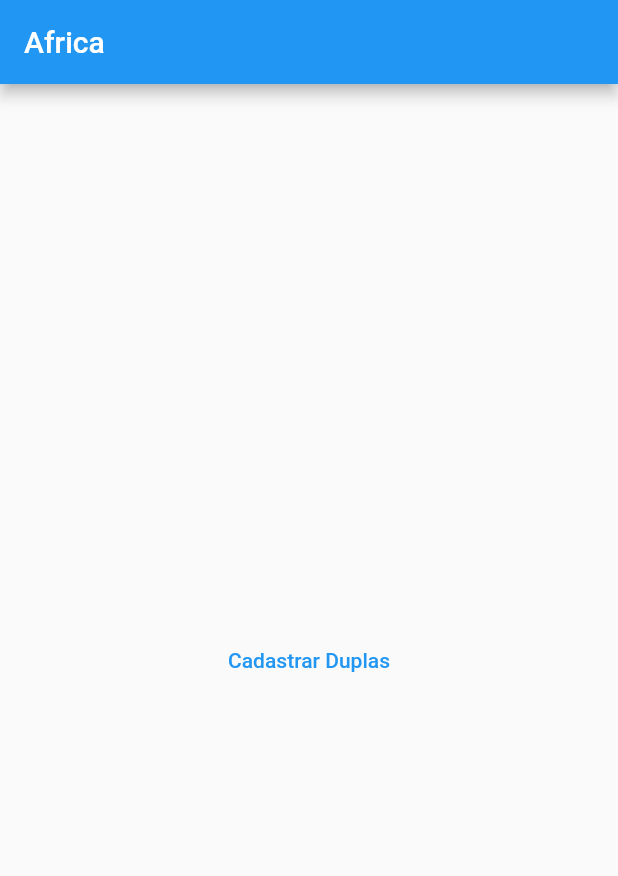
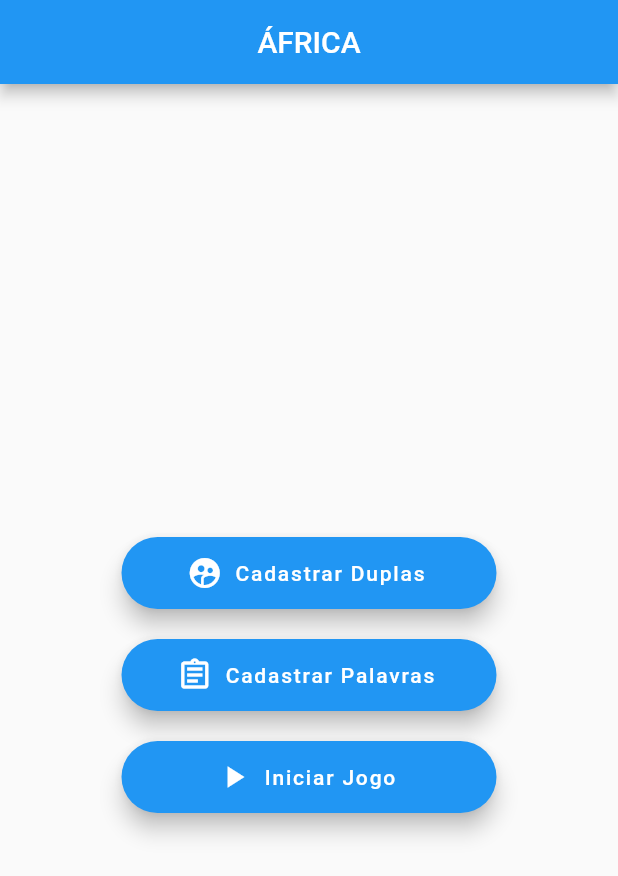
Before and after one commit to joaotorquato/africa-game, a Flutter app: the screen it shows after launch, on a phone screen of 412 x 824 dp. Shown: the top 876 px of the screen. Run offline on Flutter 3.47's test engine with Material 2 defaults, Android fonts, the phone set to English and light mode, and no system bars; our stand-ins replace dio, equatable, flutter_bloc, flutter_secure_storage, fluttertoast, hive and 1 more; accounts and stored records are empty.

Commit message:
Style the home page

```diff
--- a/lib/home/home_page.dart
+++ b/lib/home/home_page.dart
@@ -15,14 +15,39 @@ class _HomePageState extends State<HomePage> {
   Widget build(BuildContext context) {
     return Scaffold(
       appBar: AppBar(
-        title: const Text('Africa'),
+        title: const Center(child: Text('ÁFRICA')),
       ),
       body: Center(
         child: Column(
           mainAxisAlignment: MainAxisAlignment.center,
           children: <Widget>[
-            TextButton(
-                onPressed: _registerTeam, child: const Text('Cadastrar Duplas'))
+            Container(
+              margin: const EdgeInsets.only(top: 20.0),
+              width: 250.0,
+              child: FloatingActionButton.extended(
+                onPressed: _registerTeam,
+                label: const Text('Cadastrar Duplas'),
+                icon: const Icon(Icons.supervised_user_circle_rounded),
+              ),
+            ),
+            Container(
+              margin: const EdgeInsets.only(top: 20.0),
+              width: 250.0,
+              child: FloatingActionButton.extended(
+                onPressed: _registerWords,
+                label: const Text('Cadastrar Palavras'),
+                icon: const Icon(Icons.assignment_outlined),
+              ),
+            ),
+            Container(
+              margin: const EdgeInsets.only(top: 20.0),
+              width: 250.0,
+              child: FloatingActionButton.extended(
+                onPressed: _startGame,
+                label: const Text('Iniciar Jogo'),
+                icon: const Icon(Icons.play_arrow),
+              ),
+            ),
           ],
         ),
       ),
@@ -32,4 +57,12 @@ class _HomePageState extends State<HomePage> {
   void _registerTeam() {
     Navigator.pushNamed(context, TeamPage.routeName);
   }
+
+  void _registerWords() {
+    Navigator.pushNamed(context, TeamPage.routeName);
+  }
+
+  void _startGame() {
+    Navigator.pushNamed(context, TeamPage.routeName);
+  }
 }
--- a/lib/main.dart
+++ b/lib/main.dart
@@ -19,10 +19,7 @@ class MyApp extends StatelessWidget {
   @override
   Widget build(BuildContext context) {
     return MaterialApp(
-      title: 'Africa',
-      theme: ThemeData(
-        primarySwatch: Colors.blue,
-      ),
+      title: 'ÁFRICA',
       initialRoute: HomePage.routeName,
       routes: {
         HomePage.routeName: (context) => const HomePage(),
--- a/lib/team/team_page.dart
+++ b/lib/team/team_page.dart
@@ -22,7 +22,7 @@ class _TeamPageState extends State<TeamPage> {
   Widget build(BuildContext context) {
     return Scaffold(
       appBar: AppBar(
-        title: const Text('Africa'),
+        title: const Center(child: Text('ÁFRICA')),
       ),
       body: Center(child: _buildMainWidget()),
     );
@@ -55,7 +55,11 @@ class _TeamPageState extends State<TeamPage> {
     return Column(
       mainAxisAlignment: MainAxisAlignment.center,
       children: <Widget>[
-        const Text('Cadastro de Duplas'),
+        Container(
+          margin: const EdgeInsets.only(top: 20.0),
+          width: 250.0,
+          child: const Center(child: Text('Cadastro de Duplas')),
+        ),
         TextFormField(
           decoration: const InputDecoration(
               labelText: 'Nome da dupla', hintText: 'Digite o nome da dupla'),
```
Also changed, not shown: 1 other file.
